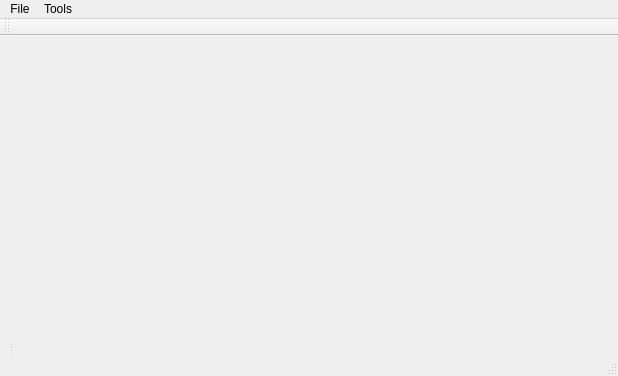
First picture: the form in ui/mainwindow.ui, repository VIctorTinkoff/EmlSender, before the edit.
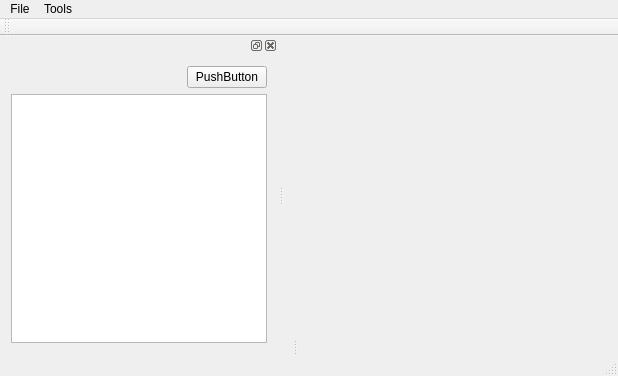
Second picture: the form after the edit. Icons and pictures are not drawn.

```diff
--- a/ui/mainwindow.ui
+++ b/ui/mainwindow.ui
@@ -79,6 +79,42 @@
    </attribute>
   </widget>
   <widget class="QStatusBar" name="statusBar"/>
+  <widget class="QDockWidget" name="dockWidget">
+   <attribute name="dockWidgetArea">
+    <number>1</number>
+   </attribute>
+   <widget class="QWidget" name="dockWidgetContents">
+    <layout class="QVBoxLayout" name="verticalLayout">
+     <item>
+      <layout class="QHBoxLayout" name="horizontalLayout">
+       <item>
+        <spacer name="horizontalSpacer">
+         <property name="orientation">
+          <enum>Qt::Horizontal</enum>
+         </property>
+         <property name="sizeHint" stdset="0">
+          <size>
+           <width>40</width>
+           <height>20</height>
+          </size>
+         </property>
+        </spacer>
+       </item>
+       <item>
+        <widget class="QPushButton" name="pushButton">
+         <property name="text">
+          <string>PushButton</string>
+         </property>
+        </widget>
+       </item>
+      </layout>
+     </item>
+     <item>
+      <widget class="QTextEdit" name="textEdit"/>
+     </item>
+    </layout>
+   </widget>
+  </widget>
   <action name="actionOpen_config_file">
    <property name="icon">
     <iconset resource="../resource/rsource.qrc">
```
